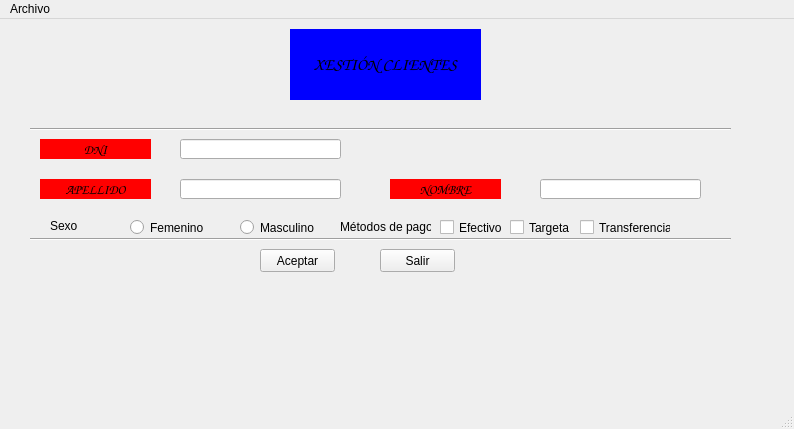
Above: ventana.ui from xMrAvocado/ProyDos before the change. Below: the same form after it.
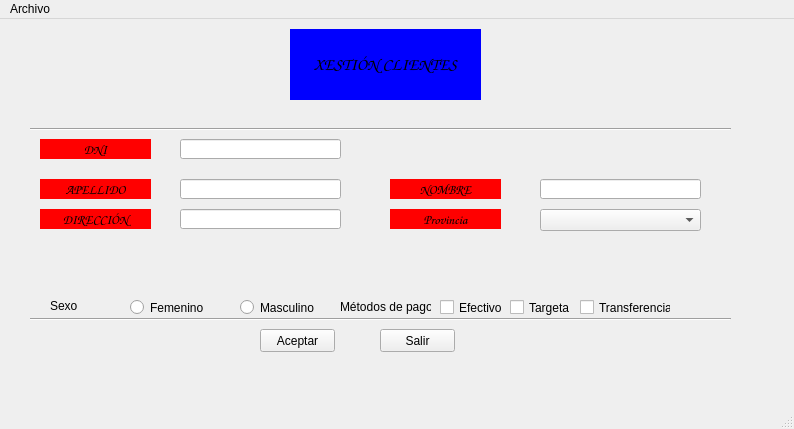
That is the form after the change.

Commit message: Trabajando ventana Salir

What changed in the file:
```diff
--- a/ventana.ui
+++ b/ventana.ui
@@ -58,7 +58,7 @@
     <property name="geometry">
      <rect>
       <x>260</x>
-      <y>230</y>
+      <y>310</y>
       <width>75</width>
       <height>23</height>
      </rect>
@@ -175,7 +175,7 @@
     <property name="geometry">
      <rect>
       <x>380</x>
-      <y>230</y>
+      <y>310</y>
       <width>75</width>
       <height>23</height>
      </rect>
@@ -246,7 +246,7 @@
     <property name="geometry">
      <rect>
       <x>30</x>
-      <y>210</y>
+      <y>290</y>
       <width>701</width>
       <height>20</height>
      </rect>
@@ -272,7 +272,7 @@
     <property name="geometry">
      <rect>
       <x>50</x>
-      <y>200</y>
+      <y>280</y>
       <width>47</width>
       <height>13</height>
      </rect>
@@ -285,7 +285,7 @@
     <property name="geometry">
      <rect>
       <x>130</x>
-      <y>200</y>
+      <y>280</y>
       <width>82</width>
       <height>17</height>
      </rect>
@@ -298,7 +298,7 @@
     <property name="geometry">
      <rect>
       <x>240</x>
-      <y>200</y>
+      <y>280</y>
       <width>82</width>
       <height>17</height>
      </rect>
@@ -311,7 +311,7 @@
     <property name="geometry">
      <rect>
       <x>340</x>
-      <y>200</y>
+      <y>280</y>
       <width>91</width>
       <height>16</height>
      </rect>
@@ -324,7 +324,7 @@
     <property name="geometry">
      <rect>
       <x>440</x>
-      <y>200</y>
+      <y>280</y>
       <width>70</width>
       <height>17</height>
      </rect>
@@ -337,7 +337,7 @@
     <property name="geometry">
      <rect>
       <x>510</x>
-      <y>200</y>
+      <y>280</y>
       <width>70</width>
       <height>17</height>
      </rect>
@@ -350,7 +350,7 @@
     <property name="geometry">
      <rect>
       <x>580</x>
-      <y>200</y>
+      <y>280</y>
       <width>91</width>
       <height>17</height>
      </rect>
@@ -359,6 +359,99 @@
      <string>Transferencia</string>
     </property>
    </widget>
+   <widget class="QLabel" name="lblDirec">
+    <property name="geometry">
+     <rect>
+      <x>40</x>
+      <y>190</y>
+      <width>111</width>
+      <height>20</height>
+     </rect>
+    </property>
+    <property name="font">
+     <font>
+      <family>Comic Sans MS</family>
+      <pointsize>10</pointsize>
+      <weight>75</weight>
+      <bold>true</bold>
+     </font>
+    </property>
+    <property name="layoutDirection">
+     <enum>Qt::RightToLeft</enum>
+    </property>
+    <property name="autoFillBackground">
+     <bool>false</bool>
+    </property>
+    <property name="styleSheet">
+     <string notr="true">color: rgb(0, 0, 0);
+background-color: rgb(255, 0, 0);</string>
+    </property>
+    <property name="text">
+     <string>DIRECCIÓN</string>
+    </property>
+    <property name="alignment">
+     <set>Qt::AlignCenter</set>
+    </property>
+   </widget>
+   <widget class="QLineEdit" name="editDirec">
+    <property name="geometry">
+     <rect>
+      <x>180</x>
+      <y>190</y>
+      <width>161</width>
+      <height>20</height>
+     </rect>
+    </property>
+    <property name="font">
+     <font>
+      <family>Comic Sans MS</family>
+     </font>
+    </property>
+   </widget>
+   <widget class="QLabel" name="lblProv">
+    <property name="geometry">
+     <rect>
+      <x>390</x>
+      <y>190</y>
+      <width>111</width>
+      <height>20</height>
+     </rect>
+    </property>
+    <property name="font">
+     <font>
+      <family>Comic Sans MS</family>
+      <pointsize>10</pointsize>
+      <weight>75</weight>
+      <bold>true</bold>
+     </font>
+    </property>
+    <property name="layoutDirection">
+     <enum>Qt::RightToLeft</enum>
+    </property>
+    <property name="autoFillBackground">
+     <bool>false</bool>
+    </property>
+    <property name="styleSheet">
+     <string notr="true">color: rgb(0, 0, 0);
+background-color: rgb(255, 0, 0);</string>
+    </property>
+    <property name="text">
+     <string>Provincia</string>
+    </property>
+    <property name="alignment">
+     <set>Qt::AlignCenter</set>
+    </property>
+   </widget>
+   <widget class="QComboBox" name="cbxProv">
+    <property name="geometry">
+     <rect>
+      <x>540</x>
+      <y>190</y>
+      <width>161</width>
+      <height>22</height>
+     </rect>
+    </property>
+   </widget>
   </widget>
   <widget class="QMenuBar" name="menubar">
    <property name="geometry">
```
The commit also changes 6 other files.
